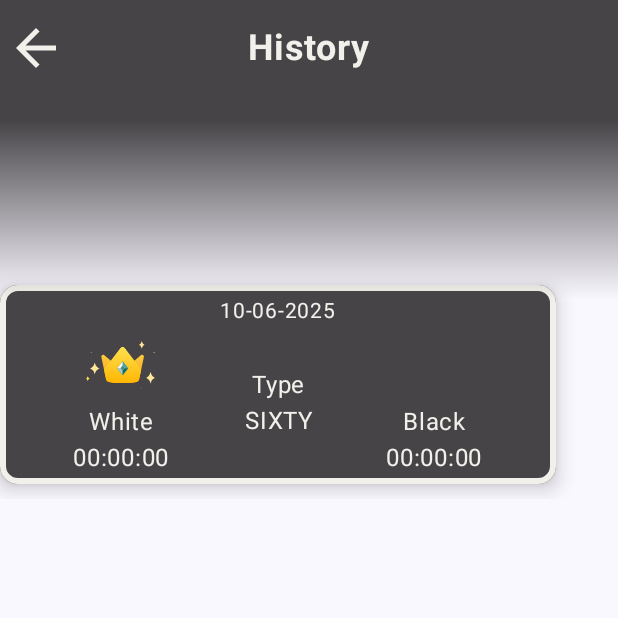
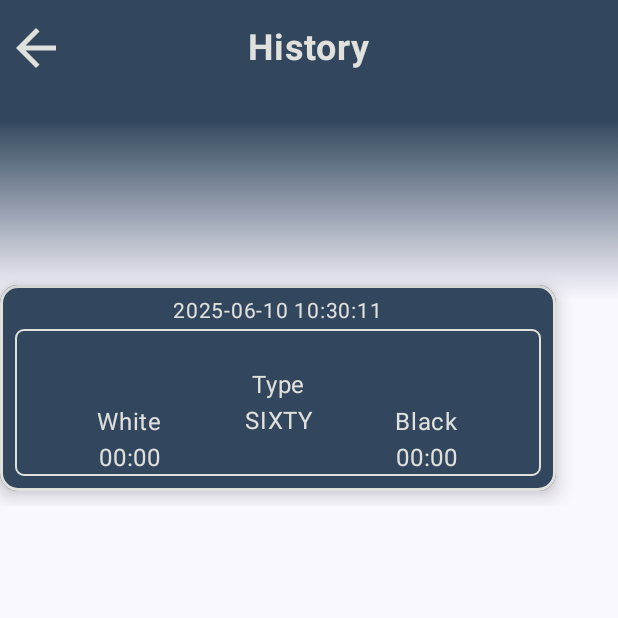
Before and after one commit to KaralisKB/chessApp, an Android app built with Jetpack Compose: the GameHistory screen opened through its navigation route, on a phone screen of 412 x 824 dp, the top half of it. Run offline under Robolectric (Android 15) with nearby library versions, the phone set to English and light mode, and no system bars; our stand-ins replace Dagger/Hilt's generated code, Room's generated code; 2 statements that could not run were skipped.

Commit message:
fixed innacurate times issue, and changed ui on game history screen

```diff
--- a/app/src/main/java/com/example/chess/domain/useCase/game/EndGameUseCase.kt
+++ b/app/src/main/java/com/example/chess/domain/useCase/game/EndGameUseCase.kt
@@ -6,5 +6,9 @@ import javax.inject.Inject
 class EndGameUseCase @Inject constructor(
     private val repo: GameRepo
 ) {
-    suspend fun execute(id: Long, winner: String, whiteTimeRemaining: Long, blackTimeRemaining: Long) = repo.endGame(id, winner, whiteTimeRemaining, blackTimeRemaining)
+    suspend fun execute(id: Long, winner: String, whiteTimeRemaining: Long, blackTimeRemaining: Long)
+    {
+        val res = repo.endGame(id, winner, whiteTimeRemaining, blackTimeRemaining)
+        res
+    }
 }
--- a/app/src/main/java/com/example/chess/ui/base/BaseViewModel.kt
+++ b/app/src/main/java/com/example/chess/ui/base/BaseViewModel.kt
@@ -30,8 +30,10 @@ abstract class BaseViewModel(
         }
     }
 
-    fun <T> ioToUnit(io: suspend () -> T, ui: suspend () -> Unit) {
-        ioToUnit(io, ui)
+    fun ioToLong(io: suspend () -> Long) {
+        viewModelScope.launch {
+            withContext(ioDispatcher) { io() }
+        }
     }
 
     fun <T> Flow<T>.toStateFlow(
--- a/app/src/main/java/com/example/chess/ui/components/GameHistoryCard.kt
+++ b/app/src/main/java/com/example/chess/ui/components/GameHistoryCard.kt
@@ -2,6 +2,8 @@ package com.example.chess.ui.components
 
 import android.hardware.lights.Light
 import androidx.compose.foundation.BorderStroke
+import androidx.compose.foundation.background
+import androidx.compose.foundation.border
 import androidx.compose.foundation.clickable
 import androidx.compose.foundation.gestures.snapping.SnapPosition
 import androidx.compose.foundation.layout.Arrangement
@@ -12,6 +14,7 @@ import androidx.compose.foundation.layout.fillMaxWidth
 import androidx.compose.foundation.layout.height
 import androidx.compose.foundation.layout.padding
 import androidx.compose.foundation.layout.size
+import androidx.compose.foundation.shape.RoundedCornerShape
 import androidx.compose.material3.Card
 import androidx.compose.material3.CardDefaults
 import androidx.compose.material3.Text
@@ -19,6 +22,7 @@ import androidx.compose.runtime.Composable
 import androidx.compose.runtime.remember
 import androidx.compose.ui.Alignment
 import androidx.compose.ui.Modifier
+import androidx.compose.ui.draw.shadow
 import androidx.compose.ui.graphics.Color
 import androidx.compose.ui.node.ModifierNodeElement
 import androidx.compose.ui.text.style.TextAlign
@@ -28,6 +32,8 @@ import androidx.compose.ui.zIndex
 import com.example.chess.R
 import com.example.chess.local.model.GameType
 import com.example.chess.ui.theme.Cream
+import com.example.chess.ui.theme.DarkMain
+import com.example.chess.ui.theme.DarkMedium
 import com.example.chess.ui.theme.LightMain
 import com.example.chess.ui.theme.MediumMain
 import com.example.chess.ui.theme.blurEffect
@@ -55,18 +61,18 @@ fun GameHistoryCard(
         Card(
             modifier = Modifier
                 .fillMaxWidth(0.9f)
-                .clickable {  },
+                .clickable { },
             elevation = CardDefaults.cardElevation(defaultElevation = 8.dp),
-            border = BorderStroke(4.dp, Cream),
+            border = BorderStroke(2.dp, Cream),
             colors = CardDefaults.cardColors(containerColor = MediumMain)
         ) {
             //Top row with date of match
             Row(
                 modifier = Modifier.fillMaxWidth(),
                 horizontalArrangement = Arrangement.Center
-            ){
+            ) {
                 Text(
-                    text = convertLongToDateTime(date!!, "") ?: "00:00:00",
+                    text = convertLongToDateTime(date!!, false) ?: "00:00:00",
                     fontSize = 14.sp,
                     modifier = Modifier.padding(top = 5.dp),
                     color = Cream
@@ -77,17 +83,24 @@ fun GameHistoryCard(
             Row(
                 modifier = Modifier
                     .fillMaxWidth()
-                    .padding(bottom = 5.dp),
+                    .padding(bottom = 10.dp, start = 10.dp, end = 10.dp)
+                    .background(DarkMedium, shape = RoundedCornerShape(6.dp))
+                    .border(1.dp, Cream, shape = RoundedCornerShape(6.dp)),
                 horizontalArrangement = Arrangement.SpaceEvenly,
                 verticalAlignment = Alignment.CenterVertically
             ) {
 
                 Column(
-                    horizontalAlignment = Alignment.CenterHorizontally
+                    horizontalAlignment = Alignment.CenterHorizontally,
+
                 ) {
 
                     Row() {
-                        ChessLottie(modifier = Modifier.size(50.dp), R.raw.crown, 1f)
+                        if (winner == player1name) {
+                            ChessLottie(modifier = Modifier.size(50.dp), R.raw.crown, 1f)
+                        } else {
+                            Box(modifier = Modifier.size(50.dp)) {}
+                        }
                     }
 
                     Row() {
@@ -99,7 +112,7 @@ fun GameHistoryCard(
 
                     Row() {
                         Text(
-                            text = convertLongToDateTime(player1time!!, "short") ?: "00:00:00",
+                            text = convertLongToDateTime(player1time!!, true) ?: "00:00:00",
                             color = Cream
                         )
                     }
@@ -113,7 +126,7 @@ fun GameHistoryCard(
                     Row() {
 
                         Text(
-                            text = "Type\n"+
+                            text = "Type\n" +
                                     gameType.toString(),
                             color = Cream,
                             textAlign = TextAlign.Center
@@ -128,7 +141,11 @@ fun GameHistoryCard(
                 ) {
 
                     Row() {
-                        Box(modifier = Modifier.size(50.dp)) {}
+                        if (winner == player2name) {
+                            ChessLottie(modifier = Modifier.size(50.dp), R.raw.crown, 1f)
+                        } else {
+                            Box(modifier = Modifier.size(50.dp)) {}
+                        }
                     }
 
                     Row() {
@@ -140,7 +157,7 @@ fun GameHistoryCard(
 
                     Row() {
                         Text(
-                            text = convertLongToDateTime(player2time!!, "short") ?: "00:00:00",
+                            text = convertLongToDateTime(player2time!!, true) ?: "00:00:00",
                             color = Cream
                         )
                     }
--- a/app/src/main/java/com/example/chess/ui/history/HistoryScreen.kt
+++ b/app/src/main/java/com/example/chess/ui/history/HistoryScreen.kt
@@ -133,7 +133,7 @@ fun HistoryScreen(
         LazyColumn(
             modifier = Modifier
                 .fillMaxSize()
-                .background(Cream)
+                .background(LightMain)
                 .haze(hazeState),
             horizontalAlignment = Alignment.CenterHorizontally,
             state = listState
--- a/app/src/main/java/com/example/chess/ui/menu/MainMenuScreen.kt
+++ b/app/src/main/java/com/example/chess/ui/menu/MainMenuScreen.kt
@@ -50,7 +50,7 @@ fun MainMenuScreen(
             .fillMaxSize()
             .background(
                 brush = Brush.verticalGradient(
-                    colors = listOf( LightMain, Cream ),
+                    colors = listOf( Cream, LightMain ),
                     startY = 0f,
                     endY = Float.POSITIVE_INFINITY
                 )
--- a/app/src/main/java/com/example/chess/ui/theme/Color.kt
+++ b/app/src/main/java/com/example/chess/ui/theme/Color.kt
@@ -13,10 +13,11 @@ val Pink40 = Color(0xFF7D5260)
 val Jade = Color(0xFF99BCC2)
 
 
-val Cream = Color(0xFFf1f0ea)
-val LightMain = Color(0xFF534b52)
-val MediumMain = Color(0xFF474448)
-val DarkMain = Color(0xFF2d232e)
+val Cream = Color(0xFFe0e1dd)
+val LightMain = Color(0xFF778da9)
+val MediumMain = Color(0xFF32475E)
+val DarkMedium = Color(0xFF32475E)
+val DarkMain = Color(0xFF0d1b2a)
 
 
 
--- a/app/src/main/java/com/example/chess/utils/TimeConverter.kt
+++ b/app/src/main/java/com/example/chess/utils/TimeConverter.kt
@@ -1,19 +1,24 @@
 package com.example.chess.utils
 
-import java.time.Instant
-import java.time.ZoneId
+import android.annotation.SuppressLint
+import com.example.chess.ui.board.GameTimer.startTimeMillis
+import java.text.SimpleDateFormat
+import java.time.LocalDate
 
- fun convertLongToDateTime(timeMillis: Long?, format: String?): String? {
+import java.util.Date
 
-    val instant = timeMillis?.let { Instant.ofEpochMilli(it) }
+@SuppressLint("DefaultLocale", "SimpleDateFormat")
+ fun convertLongToDateTime(timeMillis: Long?, short: Boolean): String? {
+    val seconds = (timeMillis!! % 60000) / 1000
+    val minutes = (timeMillis / 60000)
 
-    val localDateTime = instant?.atZone(ZoneId.systemDefault())?.toLocalDateTime()
 
-    val formatter = if (format == "short") {
-        java.time.format.DateTimeFormatter.ofPattern("HH:mm:ss")
-    } else {
-        java.time.format.DateTimeFormatter.ofPattern("dd-MM-yyyy")
-    }
+     if(short) {
+         return String.format("%02d:%02d", minutes, seconds)
+     } else {
+         val simpleDateFormat = SimpleDateFormat("yyyy-MM-dd HH:mm:ss")
+         val dateString = simpleDateFormat.format(timeMillis)
+         return String.format("%s", dateString)
+     }
 
-    return localDateTime?.format(formatter)
 }
```
Also changed, not shown: app/src/main/java/com/example/chess/ui/board/GameViewModel.kt (+136 -53 lines), app/src/main/java/com/example/chess/ui/menu/MenuViewModel.kt (+2 -7 lines).
